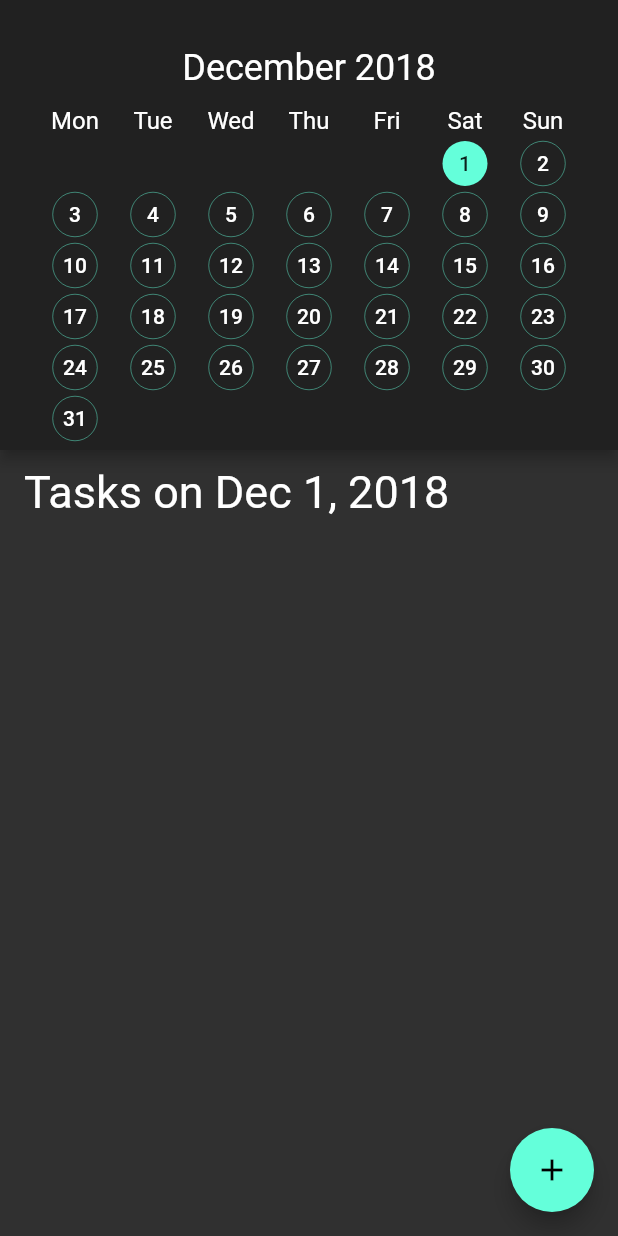
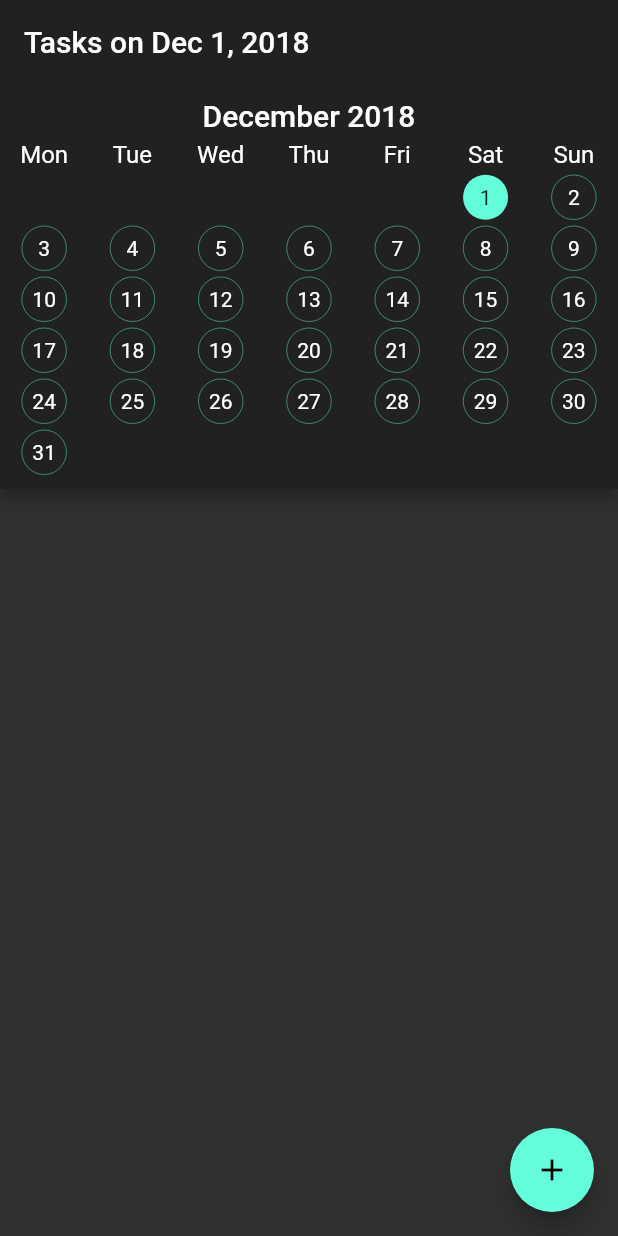
Before and after one commit to jeyadosstimothy/do-tasks-app, a Flutter app: the screen it shows once a user with an empty profile is signed in, swiped to page 3, on a phone screen of 412 x 824 dp. Run offline on Flutter 3.47's test engine with Material 2 defaults, Android fonts, the phone set to English and light mode, and no system bars; our stand-ins replace cloud_firestore, firebase_auth; missing offline and left inert: flutter_firebase_ui; accounts and stored records are empty; statements that could not run were skipped.

Commit message:
Changed Calendar AppBar to SliverAppBar
Fixed bug where the displayed month doesn't correspond to selected date.
Fixed bug where app occasionally crashes on opening.
Adjusted paddings in Calendar AppBar and changed it to SliverAppBar.
Fonts will now use theme's text style.
Disabled landscape mode.

```diff
--- a/lib/homePage.dart
+++ b/lib/homePage.dart
@@ -15,7 +15,6 @@ class HomePage extends StatefulWidget {
 
 class _HomePageState extends State<HomePage> {
   FirestoreProxy db;
-  TextStyle titleStyle = TextStyle(fontSize: 30.0);
   DateTime currentDate = DateTime.now();
 
   _HomePageState({FirebaseUser user}) {
@@ -25,7 +24,7 @@ class _HomePageState extends State<HomePage> {
   Widget getCompletedPage() {
     Iterable<ListTile> tiles = db.getCompletedTasks().map((task) {
       return ListTile(
-        title: Text(task[TASK_LABEL], style: TextStyle(fontSize: 22)),
+        title: Text(task[TASK_LABEL], style: Theme.of(context).textTheme.subhead),
         leading: IconButton(
           icon: Icon(Icons.check_box),
           onPressed: () {
@@ -46,7 +45,7 @@ class _HomePageState extends State<HomePage> {
     });
     List<Widget> divided = ListTile.divideTiles(context: context, tiles: tiles).toList();
     divided.insert(0, ListTile(
-      title: Text('Completed Tasks', style: TextStyle(fontSize: 30)),
+      title: Text('Completed Tasks', style: Theme.of(context).textTheme.title),
     ));
     return Scaffold(
       body: ListView(
@@ -68,18 +67,14 @@ class _HomePageState extends State<HomePage> {
               children: <Widget>[
                 Text(
                   'Add New Task' + (date != null ? ' on ' + dateToString(date, DATE_LABEL_FORMAT) : ''),
-                  style: TextStyle(fontSize: 20)
+                  style: Theme.of(context).textTheme.title
                 ),
-                Row(
-                  children: <Widget> [
                 Expanded(
                   child: Container(
-                        padding: const EdgeInsets.only(left:5.0, right:10.0),
+                    padding: const EdgeInsets.only(left: 5.0, right:5.0),
                     child: TextField(
                       autofocus: true,
-                          style: TextStyle(
-                            fontSize: 20,
-                          ),
+                      style: Theme.of(context).textTheme.subhead,
                       onSubmitted: (newTaskText) {
                         setState(() {
                           db.addUpcomingTask(newTaskText, date: date);
@@ -89,12 +84,11 @@ class _HomePageState extends State<HomePage> {
                     )
                   ),
                 ),
-                  ]
-                )
+
               ],
             ),
-            padding: const EdgeInsets.all(20.0),
-            height: 120,
+            padding: const EdgeInsets.only(left: 10.0, right: 10.0, top: 14),
+            height: 100,
           )
         );
       }
@@ -104,7 +98,7 @@ class _HomePageState extends State<HomePage> {
   Widget getUpcomingPage() {
     Iterable<ListTile> tiles = db.getUpcomingTasks().map((task) {
       return ListTile(
-        title: Text(task[TASK_LABEL], style: TextStyle(fontSize: 22)),
+        title: Text(task[TASK_LABEL], style: Theme.of(context).textTheme.subhead),
         leading: IconButton(
           icon: Icon(Icons.check_box_outline_blank),
           onPressed: () {
@@ -117,7 +111,7 @@ class _HomePageState extends State<HomePage> {
     });
     List<Widget> divided = ListTile.divideTiles(context: context, tiles: tiles).toList();
     divided.insert(0, ListTile(
-      title: Text('Upcoming Tasks', style: TextStyle(fontSize: 30)),
+      title: Text('Upcoming Tasks', style: Theme.of(context).textTheme.title),
     ));
     return Scaffold(
       body: ListView(
@@ -137,10 +131,10 @@ class _HomePageState extends State<HomePage> {
       return <Color> [];
   }
 
-  Widget getDateUpcomingPage() {
+  List<Widget> getDateUpcomingTasks() {
     Iterable<ListTile> tiles = db.getUpcomingTasks(date: currentDate).map((task) {
       return ListTile(
-        title: Text(task[TASK_LABEL], style: TextStyle(fontSize: 22)),
+        title: Text(task[TASK_LABEL], style: Theme.of(context).textTheme.subhead),
         leading: IconButton(
           icon: Icon(Icons.check_box_outline_blank),
           onPressed: () {
@@ -151,29 +145,18 @@ class _HomePageState extends State<HomePage> {
         ),
       );
     });
-    List<Widget> divided = ListTile.divideTiles(context: context, tiles: tiles).toList();
-    divided.insert(0, ListTile(
-      title: Text('Tasks on ' + dateToString(currentDate, DATE_LABEL_FORMAT), style: TextStyle(fontSize: 30)),
-    ));
-    return Scaffold(
-      body: ListView(
-        children: divided,
-      ),
-      floatingActionButton: FloatingActionButton(
-          onPressed: () {
-            showNewTaskBottomSheet(date: currentDate);
-          },
-          child: Icon(Icons.add)
-      ),
-    );
+    return ListTile.divideTiles(context: context, tiles: tiles).toList();
   }
 
   Widget getCalendarPage() {
     return new Scaffold(
-      appBar: PreferredSize(
-        preferredSize: Size.fromHeight(300),
-        child: AppBar(
-          flexibleSpace: Container(
+      body: CustomScrollView(
+        slivers: <Widget> [
+          SliverAppBar(
+            forceElevated: true,
+            title: Text('Tasks on ' +  dateToString(currentDate, DATE_LABEL_FORMAT), style: Theme.of(context).textTheme.title),
+            bottom: new PreferredSize(
+              preferredSize: Size.fromHeight(270),
               child: new ScrollingCalendar(
                 firstDayOfWeek: DateTime.monday,
                 onDateTapped: (DateTime date) {
@@ -183,12 +166,18 @@ class _HomePageState extends State<HomePage> {
                 },
                 selectedDate: currentDate,
                 colorMarkers: getDateColors,
-            ),
-            padding: EdgeInsets.only(top: 25),
-          )
               )
             ),
-      body: getDateUpcomingPage()
+          ),
+          SliverList(delegate: SliverChildListDelegate(getDateUpcomingTasks()))
+        ]
+      ),
+      floatingActionButton: FloatingActionButton(
+        onPressed: () {
+          showNewTaskBottomSheet(date: currentDate);
+        },
+        child: Icon(Icons.add)
+      ),
     );
   }
   @override
--- a/lib/main.dart
+++ b/lib/main.dart
@@ -1,11 +1,16 @@
 import 'package:flutter/material.dart';
 import 'package:to_do/loginPage.dart';
+import 'package:flutter/services.dart';
 
 void main() => runApp(MyApp());
 
 class MyApp extends StatelessWidget {
   @override
   Widget build(BuildContext context) {
+    SystemChrome.setPreferredOrientations([
+      DeviceOrientation.portraitUp,
+      DeviceOrientation.portraitDown,
+    ]);
     return MaterialApp(
       title: 'To Do',
       theme: ThemeData.dark(),
--- a/lib/scrolling_calendar/calendar_day.dart
+++ b/lib/scrolling_calendar/calendar_day.dart
@@ -41,8 +41,8 @@ class CalendarDay extends StatelessWidget {
                         date.day.toString(),
                         textAlign: TextAlign.center,
                         style: selected
-                            ? Theme.of(context).accentTextTheme.body2
-                            : Theme.of(context).textTheme.body2,
+                            ? Theme.of(context).accentTextTheme.body1
+                            : Theme.of(context).textTheme.body1,
                       ),
                       new Row(
                           mainAxisAlignment: MainAxisAlignment.center,
--- a/lib/scrolling_calendar/calendar_month.dart
+++ b/lib/scrolling_calendar/calendar_month.dart
@@ -51,10 +51,10 @@ class CalendarMonth extends StatelessWidget {
       mainAxisAlignment: MainAxisAlignment.center,
       children: []
         ..add(new Container(
-            padding: const EdgeInsets.only(bottom: 12.0),
+            padding: const EdgeInsets.only(bottom: 5.0),
             child: new Text(
               formatTitle(startDate),
-              style: Theme.of(context).textTheme.headline,
+              style: Theme.of(context).textTheme.title,
             )))
         ..add(generateWeekDays(context, days: daysOfMonth))
         ..addAll(generateWeeks(days: daysOfMonth, startDate: startDate)));
--- a/lib/scrolling_calendar/scrolling_calendar.dart
+++ b/lib/scrolling_calendar/scrolling_calendar.dart
@@ -4,7 +4,7 @@ import 'package:flutter/widgets.dart';
 import 'calendar_month.dart';
 
 class ScrollingCalendar extends StatelessWidget {
-  static const double listItemHeight = 320.0;
+  static const int listItemHeight = 270;
   static const int baseIndex = 10000;
   final DateTime dateAtBaseIndex;
   final int firstDayOfWeek;
@@ -12,9 +12,7 @@ class ScrollingCalendar extends StatelessWidget {
   final DateTappedCallbackType onDateTapped;
   final Iterable<Color> Function(DateTime) colorMarkers;
 
-  static DateTime _getCurrentDate() =>
-      ((DateTime time) => new DateTime.utc(time.year, time.month, time.day))(
-          DateTime.now().toUtc());
+  static DateTime _getCurrentDate() => DateTime.now();
 
   ScrollingCalendar(
       {this.selectedDate,
@@ -24,11 +22,11 @@ class ScrollingCalendar extends StatelessWidget {
       : colorMarkers = colorMarkers ?? ((_) => <Color>[]),
         firstDayOfWeek = firstDayOfWeek ?? DateTime.monday,
         onDateTapped = (onDateTapped ?? (_) {}),
-        dateAtBaseIndex = (selectedDate ?? _getCurrentDate());
+        dateAtBaseIndex = _getCurrentDate();
 
   void jumpToMonth(DateTime date) {
-    scrollController
-        .jumpTo(_getScrollOffsetForIndex(_getIndexForMonthDate(date)));
+    pageController
+        .jumpToPage(_getScrollOffsetForIndex(_getIndexForMonthDate(date)));
   }
 
   static int _getMonthDifference(DateTime base, DateTime other) =>
@@ -38,7 +36,7 @@ class ScrollingCalendar extends StatelessWidget {
   int _getIndexForMonthDate(DateTime date) =>
       baseIndex + _getMonthDifference(dateAtBaseIndex, date);
 
-  static double _getScrollOffsetForIndex(int index) => index * listItemHeight;
+  static int _getScrollOffsetForIndex(int index) => index * listItemHeight;
 
   static DateTime _getSiblingMonthDate(DateTime current, bool next) {
     DateTime result = current;
@@ -61,16 +59,16 @@ class ScrollingCalendar extends StatelessWidget {
     return resultDate;
   }
 
-  final ScrollController scrollController = PageController(
-      initialPage: baseIndex);//_getScrollOffsetForIndex(baseIndex));
+  final PageController pageController = PageController(
+      initialPage: baseIndex// _getScrollOffsetForIndex(baseIndex)
+  );
 
   @override
   Widget build(BuildContext context) => Container(
-    height: listItemHeight,
+    height: listItemHeight*1.0,
     child: PageView.builder(
       //itemExtent: listItemHeight,
       itemBuilder: (BuildContext context, int index) => Container(
-          padding: EdgeInsets.only(left: 24.0, right: 24.0),
           child: CalendarMonth(
             colorMarkers: colorMarkers,
             startDate: _getMonthDateByIndex(index),
@@ -78,7 +76,7 @@ class ScrollingCalendar extends StatelessWidget {
             onDateTapped: onDateTapped,
             firstDayOfWeek: firstDayOfWeek,
           )),
-      controller: scrollController,
+      controller: pageController,
     )
   );
 }
--- a/pubspec.yaml
+++ b/pubspec.yaml
@@ -7,7 +7,7 @@ description: An application for storing to-do lists
 # Both the version and the builder number may be overridden in flutter
 # build by specifying --build-name and --build-number, respectively.
 # Read more about versioning at semver.org.
-version: 1.0.3+1
+version: 1.0.3+2
 
 environment:
   sdk: ">=2.0.0-dev.68.0 <3.0.0"
```
Also changed, not shown: 1 other file. Lines whose indentation alone changed are shown as unchanged.
